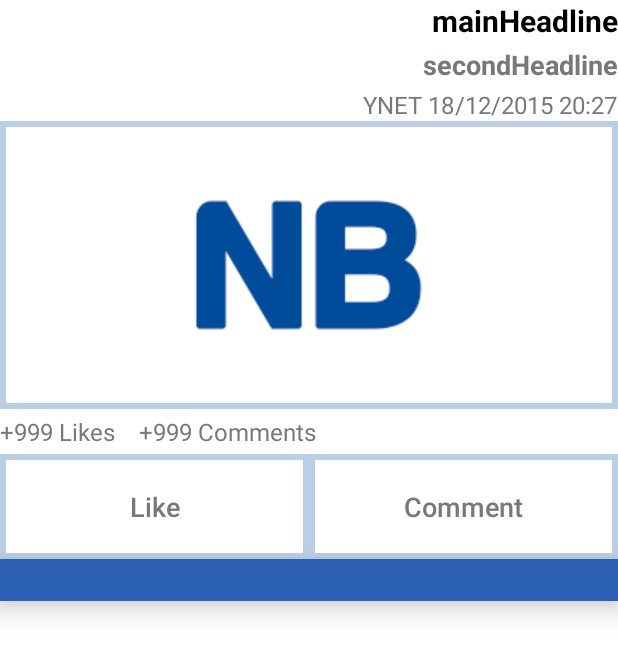
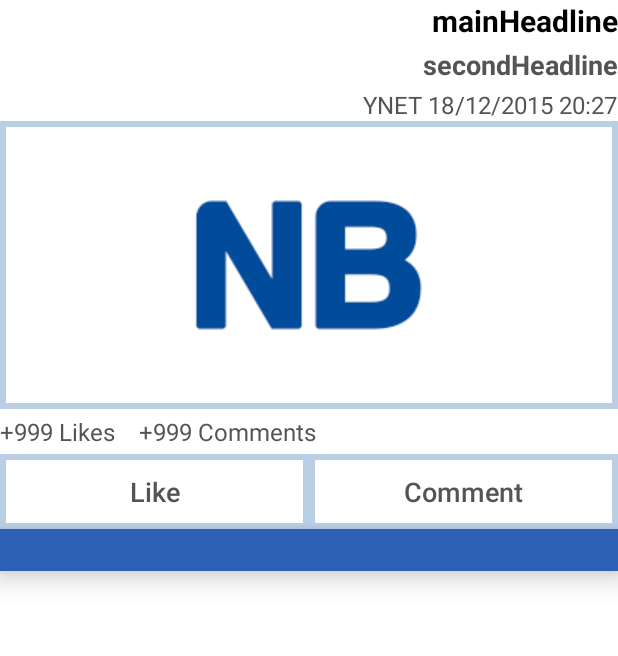
Before and after one commit to JustSkillZ/NewzBayClient, an Android app: the layout listview_articles.xml on its own in the app's theme, with its tools: preview values and no code run, on a phone screen of 412 x 824 dp. Shown: the top 656 px of the screen. Run offline under Robolectric (Android 15) with nearby library versions, the phone set to English and light mode, and no system bars.

Commit message:
new background

```diff
--- a/app/src/main/res/drawable/buttonborder.xml
+++ b/app/src/main/res/drawable/buttonborder.xml
@@ -1,7 +1,7 @@
 <?xml version="1.0" encoding="utf-8"?>
 <shape xmlns:android="http://schemas.android.com/apk/res/android"
     android:shape="rectangle">
-    <gradient android:startColor="#FFFFFF"
+    <gradient android:startColor="@color/white"
         android:endColor="@color/white"/>
     <stroke android:width="6px" android:color="#bacee4" />
 </shape>
--- a/app/src/main/res/layout/listview_articles.xml
+++ b/app/src/main/res/layout/listview_articles.xml
@@ -88,7 +88,7 @@
 
         <Button
             android:layout_width="match_parent"
-            android:layout_height="70dp"
+            android:layout_height="50dp"
             android:layout_weight="1"
             android:id="@+id/btn_like"
             android:background="@drawable/buttonborder"
@@ -100,7 +100,7 @@
 
         <Button
             android:layout_width="match_parent"
-            android:layout_height="70dp"
+            android:layout_height="50dp"
             android:layout_weight="1"
             android:id="@+id/btn_comment"
             android:background="@drawable/buttonborder"
--- a/app/src/main/res/values/colors.xml
+++ b/app/src/main/res/values/colors.xml
@@ -7,11 +7,7 @@
     <color name="black">#000000</color>
     <color name="nb">#2c60b4</color>
     <color name="timeBar">#22498e</color>
-    <color name="grey">#76797c</color>
+    <color name="grey">#545454</color>
     <color name="transparent">#00000000 </color>
-    <color name="feed_bg">#d3d6db</color>
-    <color name="feed_item_bg">#ffffff</color>
-    <color name="feed_item_border">#c2c3c8</color>
-    <color name="link">#0a80d1</color>
     <color name="timestamp">#a0a3a7</color>
 </resources>
--- a/app/src/main/res/values/styles.xml
+++ b/app/src/main/res/values/styles.xml
@@ -13,7 +13,7 @@
         <item name="colorPrimary">@color/nb</item>
         <item name="colorPrimaryDark">@color/timeBar</item>
         <item name="colorAccent">@color/colorAccent</item>
-        <item name="android:windowBackground">@color/nb</item>
+        <item name="android:windowBackground">@color/grey</item>
         <item name="android:textColorPrimary">@color/white</item>
         <item name="android:windowEnableSplitTouch">false</item>
         <item name="android:splitMotionEvents">false</item>
```
